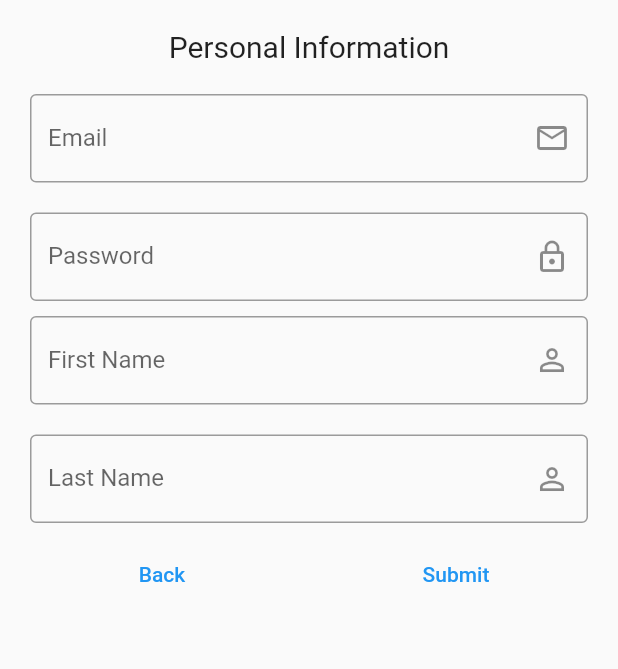
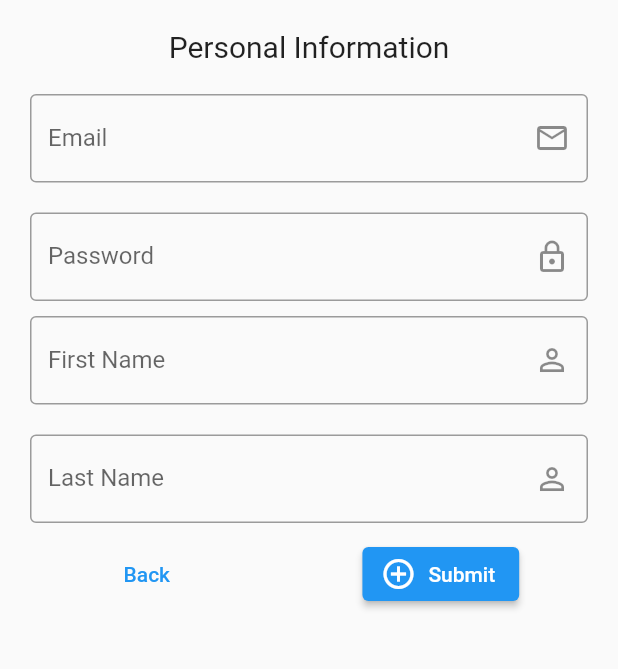
Before and after one commit to LiranFain22/MyBait-Final-Project, a Flutter app: the RegisterScreen screen opened by its route, on a phone screen of 412 x 824 dp, the part 83-752 px from its top. Run offline on Flutter 3.47's test engine with Material 2 defaults, Android fonts, the phone set to English and light mode, and no system bars; our stand-ins replace cloud_firestore, firebase_auth, firebase_core, flutter_slidable, share; accounts and stored records are empty.

Commit message:
Added loading button to register screen AND fix 'hi user' sign

```diff
--- a/lib/screens/TENANT/overview_tenant_screen.dart
+++ b/lib/screens/TENANT/overview_tenant_screen.dart
@@ -39,7 +39,7 @@ class OverviewTenantScreen extends StatelessWidget {
   Widget build(BuildContext context) {
     return Scaffold(
       appBar: AppBar(
-        title: Text('hi ${currentUser!.displayName}! 👋🏻'),
+        title: Text('Hi ${currentUser!.displayName}! 👋🏻'),
         actions: [
           IconButton(
             icon: const Icon(Icons.exit_to_app),
--- a/lib/screens/register_screen.dart
+++ b/lib/screens/register_screen.dart
@@ -3,26 +3,45 @@ import 'package:firebase_auth/firebase_auth.dart';
 import 'package:flutter/material.dart';
 import 'package:flutter/services.dart';
 import 'package:mybait/screens/login_screen.dart';
-import 'package:mybait/screens/TENANT/overview_tenant_screen.dart';
 import 'package:mybait/screens/welcome_screen.dart';
 
-class RegisterScreen extends StatelessWidget {
+class RegisterScreen extends StatefulWidget {
   static const routeName = '/register';
 
   RegisterScreen({super.key});
 
+  @override
+  State<RegisterScreen> createState() => _RegisterScreenState();
+}
+
+class _RegisterScreenState extends State<RegisterScreen> {
   final _auth = FirebaseAuth.instance;
 
   final _formkey = GlobalKey<FormState>();
 
   var _email = '';
+
   var _password = '';
+
   var _firstName = '';
+
   var _lastName = '';
+
+  var _isLoading = false;
+
+  void _onSubmit() {
+    setState(() => _isLoading = true);
+    Future.delayed(
+      const Duration(seconds: 2),
+      () => setState(() => _isLoading = false),
+    );
+  }
 
   void _trySubmit(BuildContext context) {
     final isValid = _formkey.currentState!.validate();
     FocusScope.of(context).unfocus();
+
+    _onSubmit();
 
     if (isValid) {
       _formkey.currentState!.save();
@@ -32,6 +51,7 @@ class RegisterScreen extends StatelessWidget {
         _password.trim(),
         _firstName,
         _lastName,
+        _isLoading,
       );
     }
   }
@@ -42,6 +62,7 @@ class RegisterScreen extends StatelessWidget {
     String password,
     String firstName,
     String lastName,
+    bool isLoading,
   ) async {
     try {
       UserCredential userCredential;
@@ -87,7 +108,6 @@ class RegisterScreen extends StatelessWidget {
         ),
       );
     } catch (error) {
-      print(error);
       ScaffoldMessenger.of(context).showSnackBar(
         SnackBar(
           content: Text(error.toString()),
@@ -137,6 +157,8 @@ class RegisterScreen extends StatelessWidget {
                   style: TextStyle(fontSize: 20),
                 ),
               ),
+              // todo: ADD SIGN-IN WITH GOOGLE
+
               Container(
                 padding: const EdgeInsets.all(10),
                 child: TextFormField(
@@ -231,10 +253,21 @@ class RegisterScreen extends StatelessWidget {
                           .pushReplacementNamed(LoginScreen.routeName);
                     },
                   ),
-                  TextButton(
-                    child: const Text('Submit'),
+                  ElevatedButton.icon(
+                    icon: _isLoading
+                        ? Container(
+                            width: 24,
+                            height: 24,
+                            padding: const EdgeInsets.all(2.0),
+                            child: const CircularProgressIndicator(
+                              color: Colors.white,
+                              strokeWidth: 3,
+                            ),
+                          )
+                        : const Icon(Icons.add_circle_outline_outlined),
+                    label: const Text('Submit'),
                     onPressed: () {
-                      _trySubmit(context);
+                      _isLoading ? null : _trySubmit(context);
                     },
                   ),
                 ],
```
